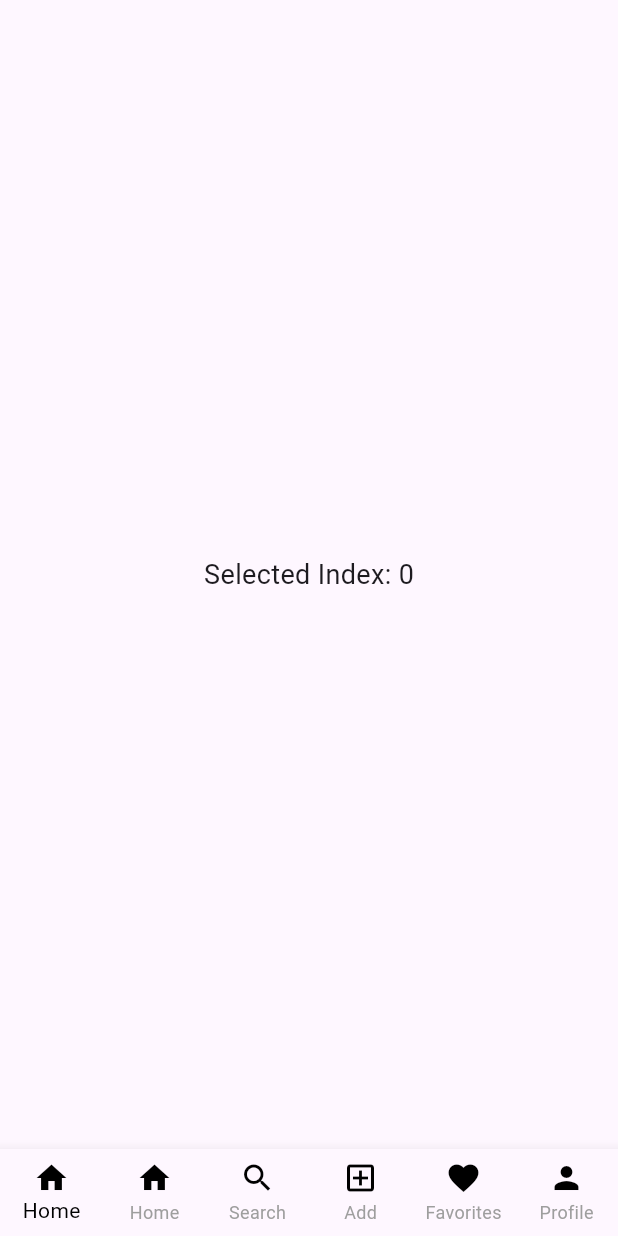
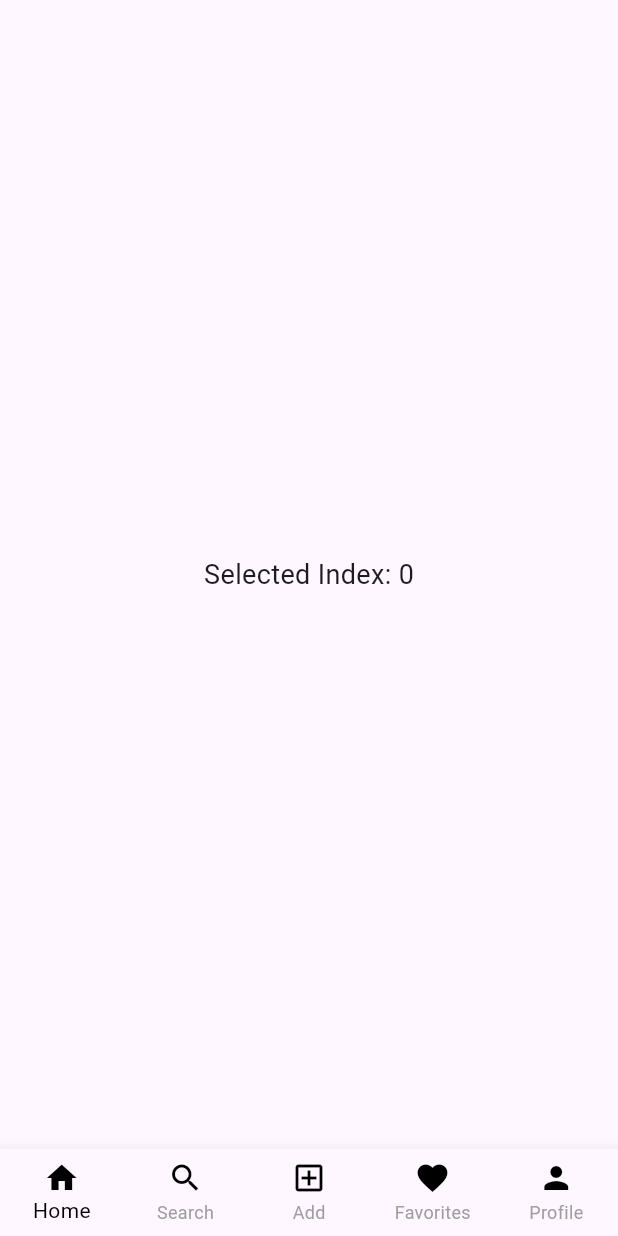
Before and after one commit to Pradeep1234566/Instagram_clone, a Flutter app: the screen it shows after launch, on a phone screen of 412 x 824 dp. Run offline on Flutter 3.47's test engine with Material 3 defaults, Android fonts, the phone set to English and light mode, and no system bars.

Commit message:
Home Page Modfication

```diff
--- a/lib/pages/home_page.dart
+++ b/lib/pages/home_page.dart
@@ -46,13 +46,6 @@ class _MyHomePageState extends State<MyHomePage> {
             ),
             label: 'Home',
           ),
-            BottomNavigationBarItem(
-            icon: Icon(
-              Icons.home,
-              color: Colors.black,
-            ),
-            label: 'Home',
-            ),
           BottomNavigationBarItem(
             icon: Icon(
               Icons.search,
```
